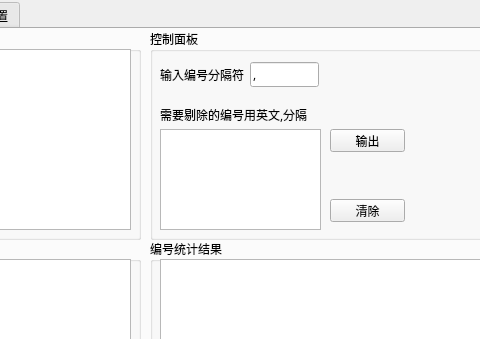
Before: the Qt Designer form Ui/untitled.ui in jerryliang122-vast/working-CIF-service, drawn with Qt 5; both pictures show x 292 to 772 and y 0 to 339 of the 900 by 504 pixel window.
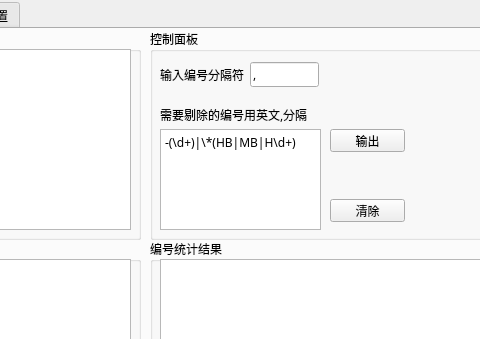
After: the same form once the commit is applied. The open tabs and pages were chosen to show the change.

Commit message:
增加了账单计算功能并优化了UI布局
- 实现了账单统计功能，允许用户输入编号并进行相关计算。
- 新增了界面组件以支持账单统计功能，并进行了适当布局。
- 调整了UI文件和控制器代码以支持新功能。
- 优化了代码结构，提高了可维护性。

```diff
--- a/Ui/untitled.ui
+++ b/Ui/untitled.ui
@@ -2360,6 +2360,9 @@
         <height>101</height>
        </rect>
       </property>
+      <property name="plainText">
+       <string>-(\d+)|\*(HB|MB|H\d+)</string>
+      </property>
      </widget>
      <widget class="QPushButton" name="pushButton_2">
       <property name="geometry">
```
Left out of the diff: 14 changed lines with no effect on the pictures. The commit also changes 4 other files.
